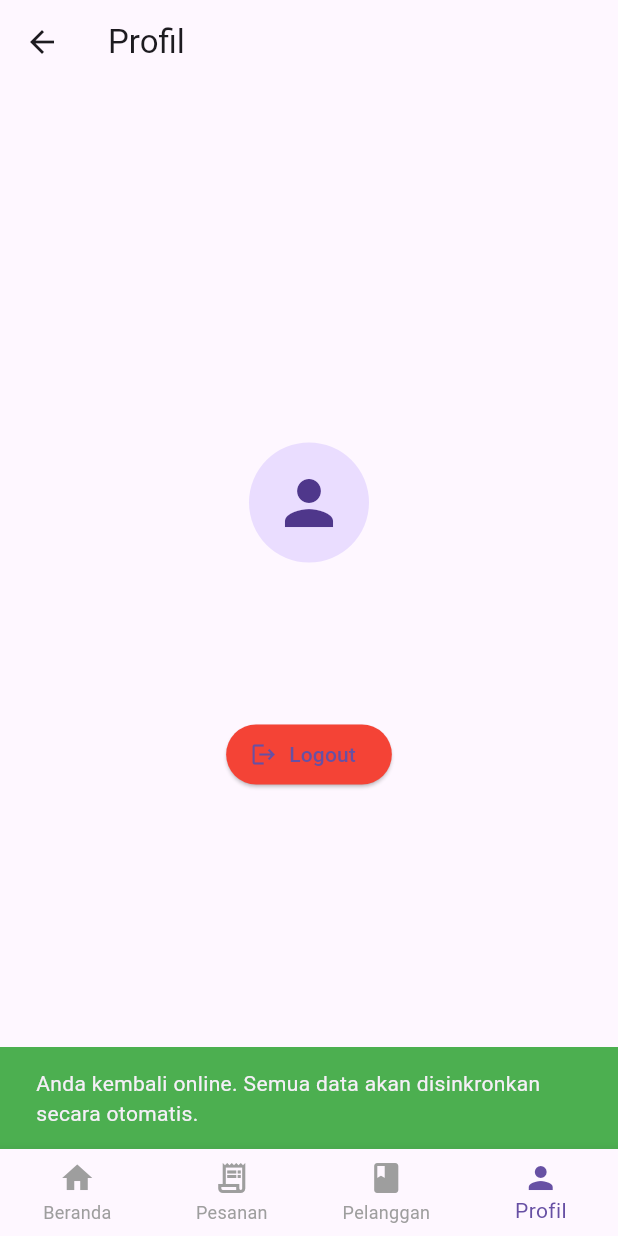
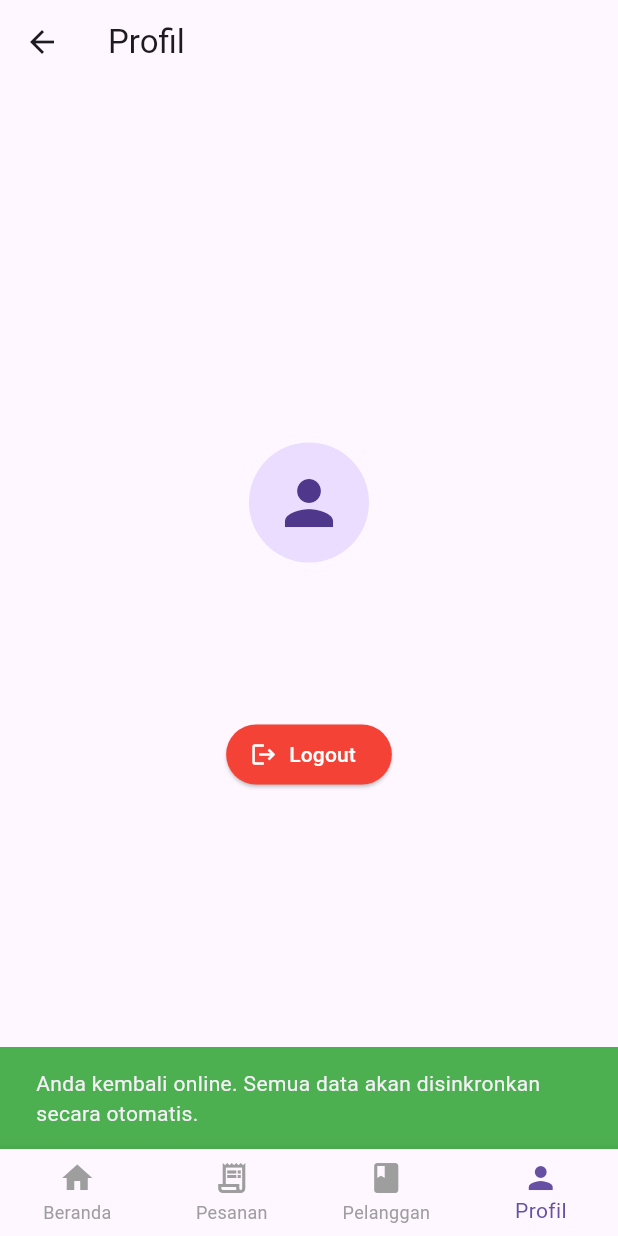
Before and after one commit to adikusumautama/damiu, a Flutter app: the KaryawanHomeScreen screen opened directly, item 4 of the bottom bar chosen, on a phone screen of 412 x 824 dp. Run offline on Flutter 3.47's test engine with Material 3 defaults, Android fonts, the phone set to English and light mode, and no system bars; our stand-ins replace cloud_firestore, connectivity_plus, csv, firebase_auth, firebase_core, fl_chart and 2 more; accounts and stored records are empty; project files that could hold a hidden picture were left out.

Commit message:
Ubah warna Logout

```diff
--- a/lib/screens/home/widgets/profile_section.dart
+++ b/lib/screens/home/widgets/profile_section.dart
@@ -24,8 +24,8 @@ class ProfileSection extends StatelessWidget {
             Text(user?.email ?? '-', style: const TextStyle(fontSize: 16, color: Colors.grey)),
             const SizedBox(height: 32),
             ElevatedButton.icon(
-              icon: const Icon(Icons.logout),
-              label: const Text('Logout'),
+              icon: const Icon(Icons.logout, color: Colors.white),
+              label: const Text('Logout', style: TextStyle(color: Colors.white)),
               style: ElevatedButton.styleFrom(backgroundColor: Colors.red),
               onPressed: onLogout,
             ),
```
